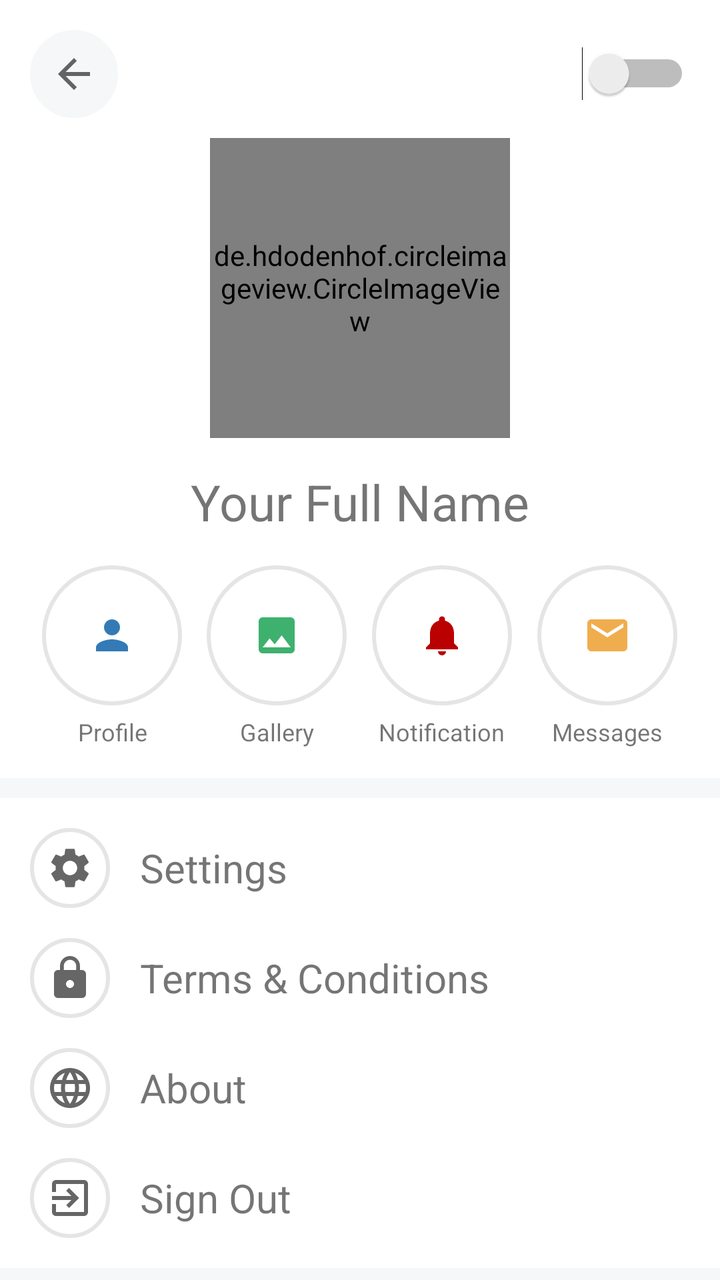
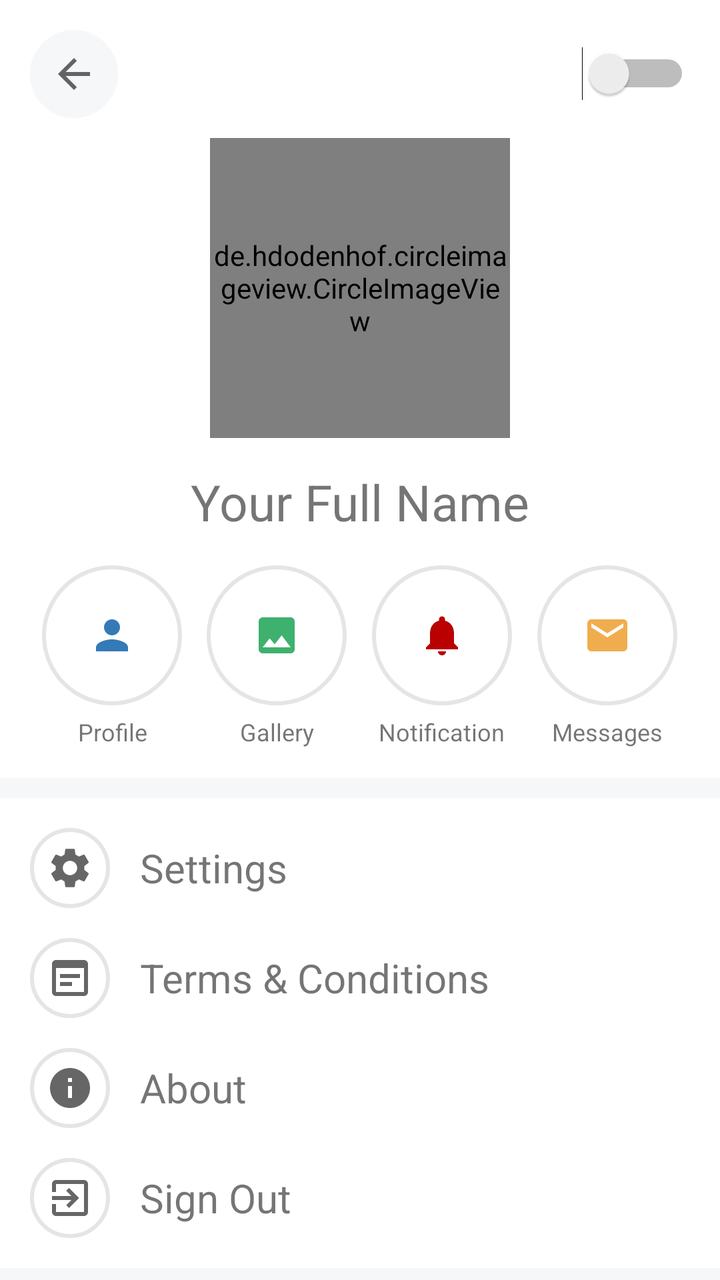

The first picture is an Android layout as it rendered before a commit; the second is the same layout after the commit. The layout source and the unified diff follow.
<!-- AndroidManifest.xml: application theme AppTheme -->
<!-- res/layout/fragment_account.xml -->
<?xml version="1.0" encoding="utf-8"?>
<RelativeLayout xmlns:android="http://schemas.android.com/apk/res/android" xmlns:app="http://schemas.android.com/apk/res-auto"
    xmlns:tools="http://schemas.android.com/tools"
    android:background="@color/colorBackgroundGrey"
    android:layout_width="match_parent"
    android:layout_height="match_parent"
    tools:context=".views.fragments.AccountFragment">

    <androidx.core.widget.NestedScrollView
        android:scrollbars="none"
        android:fillViewport="true"
        android:layout_width="match_parent"
        android:layout_height="match_parent">
        <LinearLayout
            android:orientation="vertical"
            android:layout_width="match_parent"
            android:layout_height="match_parent">

            
            <LinearLayout
                android:padding="15dp"
                android:gravity="center"
                android:orientation="vertical"
                android:background="@color/colorWhite"
                android:layout_marginBottom="10dp"
                android:layout_width="match_parent"
                android:layout_height="wrap_content">
                <RelativeLayout
                    android:layout_marginBottom="10dp"
                    android:layout_width="match_parent"
                    android:layout_height="wrap_content">
                    <ImageButton
                        android:id="@+id/back_button"
                        android:src="@drawable/ic_baseline_arrow_back_24"
                        android:backgroundTint="@color/colorBackgroundGrey"
                        android:background="@drawable/shape_radius_100_pad_10_stroke_grey_bg_white"
                        android:layout_width="wrap_content"
                        android:layout_height="wrap_content"/>
                    <TextView
                        android:visibility="gone"
                        android:layout_centerInParent="true"
                        android:text="Account"
                        android:textSize="20sp"
                        android:textAllCaps="true"
                        android:layout_width="wrap_content"
                        android:layout_height="wrap_content"/>
                    <Switch
                        android:id="@+id/dark_theme_switch"
                        android:layout_alignParentEnd="true"
                        android:layout_centerInParent="true"
                        android:textColor="@color/colorDeepGrey"
                        android:layout_width="wrap_content"
                        android:layout_height="wrap_content"
                        tools:ignore="UseSwitchCompatOrMaterialXml" />
                    <ImageButton
                        android:visibility="gone"
                        android:id="@+id/item_share"
                        android:layout_alignParentEnd="true"
                        android:scaleType="fitCenter"
                        android:adjustViewBounds="true"
                        android:src="@drawable/ic_baseline_more_vert_24"
                        app:backgroundTint="@android:color/transparent"
                        android:background="@drawable/shape_radius_100_pad_10_stroke_grey_bg_white"
                        android:layout_width="wrap_content"
                        android:layout_height="wrap_content" />
                </RelativeLayout>
                <de.hdodenhof.circleimageview.CircleImageView
                    android:id="@+id/item_photo"
                    app:civ_border_width="1dp"
                    app:civ_border_color="@color/colorLightGrey"
                    app:civ_circle_background_color="@color/colorWhite"
                    app:tint="@color/colorWhite"
                    android:src="@drawable/ic_add_photo"
                    android:layout_marginBottom="15dp"
                    android:layout_width="150dp"
                    android:layout_height="150dp" />
                <TextView
                    android:id="@+id/item_name"
                    android:text="Your Full Name"
                    android:textSize="25sp"
                    android:layout_marginBottom="15dp"
                    android:layout_width="wrap_content"
                    android:layout_height="wrap_content"/>
                <LinearLayout
                    android:weightSum="4"
                    android:orientation="horizontal"
                    android:layout_width="match_parent"
                    android:layout_height="wrap_content">
                    <LinearLayout
                        android:gravity="center"
                        android:orientation="vertical"
                        android:layout_width="0dp"
                        android:layout_height="wrap_content"
                        android:layout_weight="1">
                        <ImageButton
                            android:id="@+id/item_profile"
                            android:layout_marginBottom="5dp"
                            android:tint="@color/colorAstral"
                            android:src="@drawable/ic_baseline_person_24"
                            android:background="@drawable/shape_radius_100_pad_10_stroke_grey_bg_white"
                            android:layout_width="70dp"
                            android:layout_height="70dp" />
                        <TextView
                            android:textSize="12sp"
                            android:textAlignment="center"
                            android:text="Profile"
                            android:layout_width="wrap_content"
                            android:layout_height="wrap_content"/>
                    </LinearLayout>
                    <LinearLayout
                        android:gravity="center"
                        android:orientation="vertical"
                        android:layout_width="0dp"
                        android:layout_height="wrap_content"
                        android:layout_weight="1">
                        <ImageButton
                            android:id="@+id/item_gallery"
                            android:layout_marginBottom="5dp"
                            android:tint="@color/colorOceanGreen"
                            android:src="@drawable/ic_baseline_image_24"
                            android:background="@drawable/shape_radius_100_pad_10_stroke_grey_bg_white"
                            android:layout_width="70dp"
                            android:layout_height="70dp" />
                        <TextView
                            android:textSize="12sp"
                            android:textAlignment="center"
                            android:text="Gallery"
                            android:layout_width="wrap_content"
                            android:layout_height="wrap_content"/>
                    </LinearLayout>
                    <LinearLayout
                        android:gravity="center"
                        android:orientation="vertical"
                        android:layout_width="0dp"
                        android:layout_height="wrap_content"
                        android:layout_weight="1">
                        <ImageButton
                            android:id="@+id/item_notification"
                            android:layout_marginBottom="5dp"
                            android:tint="@color/colorGuardsmanRed"
                            android:src="@drawable/ic_baseline_notifications_24"
                            android:background="@drawable/shape_radius_100_pad_10_stroke_grey_bg_white"
                            android:layout_width="70dp"
                            android:layout_height="70dp" />
                        <TextView
                            android:textSize="12sp"
                            android:textAlignment="center"
                            android:text="Notification"
                            android:layout_width="wrap_content"
                            android:layout_height="wrap_content"/>
                    </LinearLayout>
                    <LinearLayout
                        android:gravity="center"
                        android:orientation="vertical"
                        android:layout_width="0dp"
                        android:layout_height="wrap_content"
                        android:layout_weight="1">
                        <ImageButton
                            android:id="@+id/item_message"
                            android:layout_marginBottom="5dp"
                            android:tint="@color/colorSandyBrown"
                            android:src="@drawable/ic_baseline_email_24"
                            android:background="@drawable/shape_radius_100_pad_10_stroke_grey_bg_white"
                            android:layout_width="70dp"
                            android:layout_height="70dp" />
                        <TextView
                            android:textSize="12sp"
                            android:textAlignment="center"
                            android:text="Messages"
                            android:layout_width="wrap_content"
                            android:layout_height="wrap_content"/>
                    </LinearLayout>
                </LinearLayout>
            </LinearLayout>

            <LinearLayout
                android:padding="15dp"
                android:orientation="vertical"
                android:background="@color/colorWhite"
                android:layout_marginBottom="10dp"
                android:layout_width="match_parent"
                android:layout_height="match_parent">
                <LinearLayout
                    android:gravity="center_vertical"
                    android:orientation="horizontal"
                    android:layout_marginBottom="15dp"
                    android:layout_width="match_parent"
                    android:layout_height="wrap_content">
                    <ImageButton
                        android:src="@drawable/ic_baseline_settings_24"
                        android:background="@drawable/shape_radius_100_pad_10_stroke_grey_bg_white"
                        android:layout_marginEnd="15dp"
                        android:layout_width="40dp"
                        android:layout_height="40dp" />
                    <TextView
                        android:id="@+id/item_settings"
                        android:textSize="20sp"
                        android:textAlignment="center"
                        android:text="Settings"
                        android:layout_width="wrap_content"
                        android:layout_height="wrap_content"/>
                </LinearLayout>
                <LinearLayout
                    android:gravity="center_vertical"
                    android:orientation="horizontal"
                    android:layout_marginBottom="15dp"
                    android:layout_width="match_parent"
                    android:layout_height="wrap_content">
                    <ImageButton
                        android:src="@drawable/ic_baseline_lock_24"
                        android:background="@drawable/shape_radius_100_pad_10_stroke_grey_bg_white"
                        android:layout_marginEnd="15dp"
                        android:layout_width="40dp"
                        android:layout_height="40dp" />
                    <TextView
                        android:id="@+id/item_change_password"
                        android:textSize="20sp"
                        android:textAlignment="center"
                        android:text="Terms &amp; Conditions"
                        android:layout_width="wrap_content"
                        android:layout_height="wrap_content"/>
                </LinearLayout>
                <LinearLayout
                    android:gravity="center_vertical"
                    android:orientation="horizontal"
                    android:layout_marginBottom="15dp"
                    android:layout_width="match_parent"
                    android:layout_height="wrap_content">
                    <ImageButton
                        android:src="@drawable/ic_baseline_language_24"
                        android:background="@drawable/shape_radius_100_pad_10_stroke_grey_bg_white"
                        android:layout_marginEnd="15dp"
                        android:layout_width="40dp"
                        android:layout_height="40dp" />
                    <TextView
                        android:id="@+id/item_change_language"
                        android:textSize="20sp"
                        android:textAlignment="center"
                        android:text="About"
                        android:layout_width="wrap_content"
                        android:layout_height="wrap_content"/>
                </LinearLayout>
                <LinearLayout
                    android:gravity="center_vertical"
                    android:orientation="horizontal"
                    android:layout_width="match_parent"
                    android:layout_height="wrap_content">
                    <ImageButton
                        android:src="@drawable/ic_baseline_exit_to_app_24"
                        android:background="@drawable/shape_radius_100_pad_10_stroke_grey_bg_white"
                        android:layout_marginEnd="15dp"
                        android:layout_width="40dp"
                        android:layout_height="40dp" />
                    <TextView
                        android:id="@+id/item_sign_out"
                        android:textSize="20sp"
                        android:textAlignment="center"
                        android:text="Sign Out"
                        android:layout_width="wrap_content"
                        android:layout_height="wrap_content"/>
                </LinearLayout>
            </LinearLayout>


        </LinearLayout>
    </androidx.core.widget.NestedScrollView>

</RelativeLayout>
<!-- resources referenced by this layout -->
<resources>
  <color name="colorAstral">#337AB7</color>
  <color name="colorBackgroundGrey">#F5F7F8</color>
  <color name="colorDeepGrey">#A3A3A3</color>
  <color name="colorGuardsmanRed">#BA0000</color>
  <color name="colorLightGrey">#F2F2F2</color>
  <color name="colorOceanGreen">#3EB16E</color>
  <color name="colorSandyBrown">#F0AD4E</color>
  <color name="colorWhite">#FFFFFF</color>
  <!-- drawable ic_baseline_arrow_back_24 (drawable) -->
  <vector xmlns:android="http://schemas.android.com/apk/res/android"
      android:width="24dp"
      android:height="24dp"
      android:viewportWidth="24"
      android:viewportHeight="24"
      android:tint="?attr/colorControlNormal">
    <path
        android:fillColor="@android:color/white"
        android:pathData="M20,11H7.83l5.59,-5.59L12,4l-8,8 8,8 1.41,-1.41L7.83,13H20v-2z"/>
  </vector>
  <!-- drawable ic_baseline_language_24 (drawable) -->
  <vector xmlns:android="http://schemas.android.com/apk/res/android"
      android:width="24dp"
      android:height="24dp"
      android:viewportWidth="24"
      android:viewportHeight="24"
      android:tint="?attr/colorControlNormal">
    <path
        android:fillColor="@android:color/white"
        android:pathData="M11.99,2C6.47,2 2,6.48 2,12s4.47,10 9.99,10C17.52,22 22,17.52 22,12S17.52,2 11.99,2zM18.92,8h-2.95c-0.32,-1.25 -0.78,-2.45 -1.38,-3.56 1.84,0.63 3.37,1.91 4.33,3.56zM12,4.04c0.83,1.2 1.48,2.53 1.91,3.96h-3.82c0.43,-1.43 1.08,-2.76 1.91,-3.96zM4.26,14C4.1,13.36 4,12.69 4,12s0.1,-1.36 0.26,-2h3.38c-0.08,0.66 -0.14,1.32 -0.14,2 0,0.68 0.06,1.34 0.14,2L4.26,14zM5.08,16h2.95c0.32,1.25 0.78,2.45 1.38,3.56 -1.84,-0.63 -3.37,-1.9 -4.33,-3.56zM8.03,8L5.08,8c0.96,-1.66 2.49,-2.93 4.33,-3.56C8.81,5.55 8.35,6.75 8.03,8zM12,19.96c-0.83,-1.2 -1.48,-2.53 -1.91,-3.96h3.82c-0.43,1.43 -1.08,2.76 -1.91,3.96zM14.34,14L9.66,14c-0.09,-0.66 -0.16,-1.32 -0.16,-2 0,-0.68 0.07,-1.35 0.16,-2h4.68c0.09,0.65 0.16,1.32 0.16,2 0,0.68 -0.07,1.34 -0.16,2zM14.59,19.56c0.6,-1.11 1.06,-2.31 1.38,-3.56h2.95c-0.96,1.65 -2.49,2.93 -4.33,3.56zM16.36,14c0.08,-0.66 0.14,-1.32 0.14,-2 0,-0.68 -0.06,-1.34 -0.14,-2h3.38c0.16,0.64 0.26,1.31 0.26,2s-0.1,1.36 -0.26,2h-3.38z"/>
  </vector>
  <!-- drawable ic_baseline_lock_24 (drawable) -->
  <vector xmlns:android="http://schemas.android.com/apk/res/android"
      android:width="24dp"
      android:height="24dp"
      android:viewportWidth="24"
      android:viewportHeight="24"
      android:tint="?attr/colorControlNormal">
    <path
        android:fillColor="@android:color/white"
        android:pathData="M18,8h-1L17,6c0,-2.76 -2.24,-5 -5,-5S7,3.24 7,6v2L6,8c-1.1,0 -2,0.9 -2,2v10c0,1.1 0.9,2 2,2h12c1.1,0 2,-0.9 2,-2L20,10c0,-1.1 -0.9,-2 -2,-2zM12,17c-1.1,0 -2,-0.9 -2,-2s0.9,-2 2,-2 2,0.9 2,2 -0.9,2 -2,2zM15.1,8L8.9,8L8.9,6c0,-1.71 1.39,-3.1 3.1,-3.1 1.71,0 3.1,1.39 3.1,3.1v2z"/>
  </vector>
  <!-- drawable shape_radius_100_pad_10_stroke_grey_bg_white (drawable) -->
  <?xml version="1.0" encoding="utf-8"?>
  <shape xmlns:android="http://schemas.android.com/apk/res/android">
      
      <solid android:color="@color/colorWhite" />
      <stroke android:width="2dp" android:color="#e5e5e5" />
      <padding android:left="10dp" android:top="10dp" android:right="10dp" android:bottom="10dp"/>
      <corners android:radius="100dp"/>
  </shape>
  <style name="AppTheme" parent="Theme.MaterialComponents.DayNight.NoActionBar">
          
          <item name="colorPrimary">@color/colorPrimary</item>
          <item name="colorPrimaryDark">@color/colorPrimaryDark</item>
          <item name="colorAccent">@color/colorAccent</item>
      </style>
  <color name="colorPrimary">#271547</color>
  <color name="colorPrimaryDark">#43105D</color>
  <color name="colorAccent">#2D164A</color>
  <!-- unchanged entries left out for length: 8 -->
</resources>

<!-- the commit's change to res/layout/fragment_account.xml (unified diff, before → after) -->
@@ -207,7 +207,7 @@
                     android:layout_width="match_parent"
                     android:layout_height="wrap_content">
                     <ImageButton
-                        android:src="@drawable/ic_baseline_lock_24"
+                        android:src="@drawable/ic_baseline_wysiwyg_24"
                         android:background="@drawable/shape_radius_100_pad_10_stroke_grey_bg_white"
                         android:layout_marginEnd="15dp"
                         android:layout_width="40dp"
@@ -227,7 +227,7 @@
                     android:layout_width="match_parent"
                     android:layout_height="wrap_content">
                     <ImageButton
-                        android:src="@drawable/ic_baseline_language_24"
+                        android:src="@drawable/ic_baseline_info_24"
                         android:background="@drawable/shape_radius_100_pad_10_stroke_grey_bg_white"
                         android:layout_marginEnd="15dp"
                         android:layout_width="40dp"
<!-- resource entries referenced after the edit -->
@@ -19,7 +19,7 @@
         android:fillColor="@android:color/white"
         android:pathData="M20,11H7.83l5.59,-5.59L12,4l-8,8 8,8 1.41,-1.41L7.83,13H20v-2z"/>
   </vector>
-  <!-- drawable ic_baseline_language_24 (drawable) -->
+  <!-- drawable ic_baseline_info_24 (drawable) -->
   <vector xmlns:android="http://schemas.android.com/apk/res/android"
       android:width="24dp"
       android:height="24dp"
@@ -28,9 +28,9 @@
       android:tint="?attr/colorControlNormal">
     <path
         android:fillColor="@android:color/white"
-        android:pathData="M11.99,2C6.47,2 2,6.48 2,12s4.47,10 9.99,10C17.52,22 22,17.52 22,12S17.52,2 11.99,2zM18.92,8h-2.95c-0.32,-1.25 -0.78,-2.45 -1.38,-3.56 1.84,0.63 3.37,1.91 4.33,3.56zM12,4.04c0.83,1.2 1.48,2.53 1.91,3.96h-3.82c0.43,-1.43 1.08,-2.76 1.91,-3.96zM4.26,14C4.1,13.36 4,12.69 4,12s0.1,-1.36 0.26,-2h3.38c-0.08,0.66 -0.14,1.32 -0.14,2 0,0.68 0.06,1.34 0.14,2L4.26,14zM5.08,16h2.95c0.32,1.25 0.78,2.45 1.38,3.56 -1.84,-0.63 -3.37,-1.9 -4.33,-3.56zM8.03,8L5.08,8c0.96,-1.66 2.49,-2.93 4.33,-3.56C8.81,5.55 8.35,6.75 8.03,8zM12,19.96c-0.83,-1.2 -1.48,-2.53 -1.91,-3.96h3.82c-0.43,1.43 -1.08,2.76 -1.91,3.96zM14.34,14L9.66,14c-0.09,-0.66 -0.16,-1.32 -0.16,-2 0,-0.68 0.07,-1.35 0.16,-2h4.68c0.09,0.65 0.16,1.32 0.16,2 0,0.68 -0.07,1.34 -0.16,2zM14.59,19.56c0.6,-1.11 1.06,-2.31 1.38,-3.56h2.95c-0.96,1.65 -2.49,2.93 -4.33,3.56zM16.36,14c0.08,-0.66 0.14,-1.32 0.14,-2 0,-0.68 -0.06,-1.34 -0.14,-2h3.38c0.16,0.64 0.26,1.31 0.26,2s-0.1,1.36 -0.26,2h-3.38z"/>
+        android:pathData="M12,2C6.48,2 2,6.48 2,12s4.48,10 10,10 10,-4.48 10,-10S17.52,2 12,2zM13,17h-2v-6h2v6zM13,9h-2L11,7h2v2z"/>
   </vector>
-  <!-- drawable ic_baseline_lock_24 (drawable) -->
+  <!-- drawable ic_baseline_wysiwyg_24 (drawable) -->
   <vector xmlns:android="http://schemas.android.com/apk/res/android"
       android:width="24dp"
       android:height="24dp"
@@ -39,7 +39,7 @@
       android:tint="?attr/colorControlNormal">
     <path
         android:fillColor="@android:color/white"
-        android:pathData="M18,8h-1L17,6c0,-2.76 -2.24,-5 -5,-5S7,3.24 7,6v2L6,8c-1.1,0 -2,0.9 -2,2v10c0,1.1 0.9,2 2,2h12c1.1,0 2,-0.9 2,-2L20,10c0,-1.1 -0.9,-2 -2,-2zM12,17c-1.1,0 -2,-0.9 -2,-2s0.9,-2 2,-2 2,0.9 2,2 -0.9,2 -2,2zM15.1,8L8.9,8L8.9,6c0,-1.71 1.39,-3.1 3.1,-3.1 1.71,0 3.1,1.39 3.1,3.1v2z"/>
+        android:pathData="M19,3H5C3.89,3 3,3.9 3,5v14c0,1.1 0.89,2 2,2h14c1.1,0 2,-0.9 2,-2V5C21,3.9 20.11,3 19,3zM19,19H5V7h14V19zM17,12H7v-2h10V12zM13,16H7v-2h6V16z"/>
   </vector>
   <!-- drawable shape_radius_100_pad_10_stroke_grey_bg_white (drawable) -->
   <?xml version="1.0" encoding="utf-8"?>
